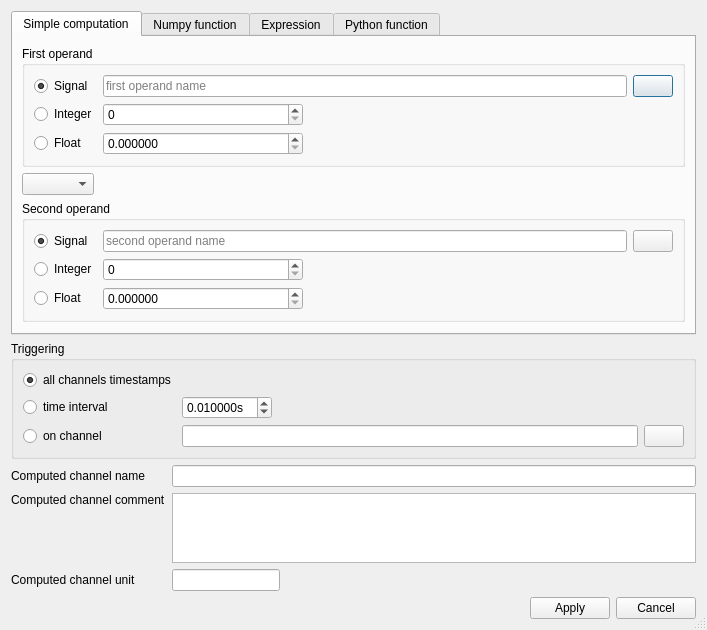
The window that asammdf/gui/ui/define_channel_dialog.ui (danielhrisca/asammdf) describes before a commit, drawn with Qt 5.
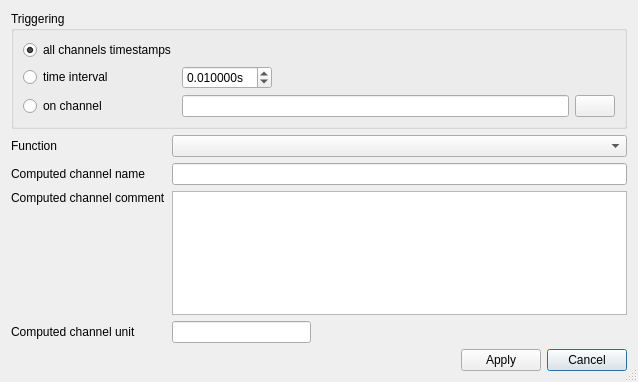
The same window after the commit. The open tabs and pages were chosen to show the change. Icons and pictures are not drawn.

Commit message: use function manager in defining new channels in plot

```diff
--- a/asammdf/gui/ui/define_channel_dialog.ui
+++ b/asammdf/gui/ui/define_channel_dialog.ui
@@ -6,8 +6,8 @@
    <rect>
     <x>0</x>
     <y>0</y>
-    <width>699</width>
-    <height>501</height>
+    <width>638</width>
+    <height>382</height>
    </rect>
   </property>
   <property name="maximumSize">
@@ -26,401 +26,32 @@
   <property name="sizeGripEnabled">
    <bool>true</bool>
   </property>
-  <layout class="QGridLayout" name="gridLayout" columnstretch="0,0,1,0,0">
-   <item row="0" column="0" colspan="5">
-    <widget class="QTabWidget" name="tabs">
-     <property name="currentIndex">
-      <number>3</number>
+  <layout class="QGridLayout" name="gridLayout" columnstretch="0,0,0,0,0">
+   <item row="6" column="4">
+    <widget class="QPushButton" name="cancel_btn">
+     <property name="text">
+      <string>Cancel</string>
      </property>
-     <widget class="QWidget" name="tab">
-      <attribute name="title">
-       <string>Simple computation</string>
-      </attribute>
-      <layout class="QGridLayout" name="gridLayout_5" columnstretch="0,1">
-       <item row="0" column="0" colspan="2">
-        <widget class="QGroupBox" name="groupBox">
-         <property name="title">
-          <string>First operand</string>
-         </property>
-         <layout class="QGridLayout" name="gridLayout_4" columnstretch="0,0,1,0">
-          <item row="0" column="0">
-           <widget class="QRadioButton" name="operand1_as_signal">
-            <property name="text">
-             <string>Signal</string>
-            </property>
-            <property name="checked">
-             <bool>true</bool>
-            </property>
-           </widget>
-          </item>
-          <item row="0" column="1" colspan="2">
-           <widget class="QLineEdit" name="operand1_name">
-            <property name="placeholderText">
-             <string>first operand name</string>
-            </property>
-           </widget>
-          </item>
-          <item row="0" column="3">
-           <widget class="QPushButton" name="operand1_search_btn">
-            <property name="text">
-             <string/>
-            </property>
-            <property name="icon">
-             <iconset resource="resource.qrc">
-              <normaloff>:/search.png</normaloff>:/search.png</iconset>
-            </property>
-           </widget>
-          </item>
-          <item row="1" column="0">
-           <widget class="QRadioButton" name="operand1_as_integer">
-            <property name="text">
-             <string>Integer</string>
-            </property>
-           </widget>
-          </item>
-          <item row="1" column="1">
-           <widget class="QSpinBox" name="operand1_integer">
-            <property name="minimumSize">
-             <size>
-              <width>200</width>
-              <height>0</height>
-             </size>
-            </property>
-            <property name="minimum">
-             <number>0</number>
-            </property>
-            <property name="maximum">
-             <number>10</number>
-            </property>
-            <property name="value">
-             <number>0</number>
-            </property>
-           </widget>
-          </item>
-          <item row="1" column="2" rowspan="2">
-           <spacer name="horizontalSpacer">
-            <property name="orientation">
-             <enum>Qt::Horizontal</enum>
-            </property>
-            <property name="sizeHint" stdset="0">
-             <size>
-              <width>538</width>
-              <height>20</height>
-             </size>
-            </property>
-           </spacer>
-          </item>
-          <item row="2" column="0">
-           <widget class="QRadioButton" name="operand1_as_float">
-            <property name="text">
-             <string>Float</string>
-            </property>
-           </widget>
-          </item>
-          <item row="2" column="1">
-           <widget class="QDoubleSpinBox" name="operand1_float">
-            <property name="decimals">
-             <number>6</number>
-            </property>
-           </widget>
-          </item>
-         </layout>
-        </widget>
-       </item>
-       <item row="1" column="0">
-        <widget class="QComboBox" name="op"/>
-       </item>
-       <item row="1" column="1">
-        <spacer name="horizontalSpacer_5">
-         <property name="orientation">
-          <enum>Qt::Horizontal</enum>
-         </property>
-         <property name="sizeHint" stdset="0">
-          <size>
-           <width>794</width>
-           <height>20</height>
-          </size>
-         </property>
-        </spacer>
-       </item>
-       <item row="2" column="0" colspan="2">
-        <widget class="QGroupBox" name="groupBox_2">
-         <property name="title">
-          <string>Second operand</string>
-         </property>
-         <layout class="QGridLayout" name="gridLayout_3" columnstretch="0,0,1,0">
-          <item row="0" column="0">
-           <widget class="QRadioButton" name="operand2_as_signal">
-            <property name="text">
-             <string>Signal</string>
-            </property>
-            <property name="checked">
-             <bool>true</bool>
-            </property>
-           </widget>
-          </item>
-          <item row="0" column="1" colspan="2">
-           <widget class="QLineEdit" name="operand2_name">
-            <property name="placeholderText">
-             <string>second operand name</string>
-            </property>
-           </widget>
-          </item>
-          <item row="0" column="3">
-           <widget class="QPushButton" name="operand2_search_btn">
-            <property name="text">
-             <string/>
-            </property>
-            <property name="icon">
-             <iconset resource="resource.qrc">
-              <normaloff>:/search.png</normaloff>:/search.png</iconset>
-            </property>
-           </widget>
-          </item>
-          <item row="1" column="0">
-           <widget class="QRadioButton" name="operand2_as_integer">
-            <property name="text">
-             <string>Integer</string>
-            </property>
-           </widget>
-          </item>
-          <item row="1" column="1">
-           <widget class="QSpinBox" name="operand2_integer">
-            <property name="minimumSize">
-             <size>
-              <width>200</width>
-              <height>0</height>
-             </size>
-            </property>
-           </widget>
-          </item>
-          <item row="1" column="2">
-           <spacer name="horizontalSpacer_2">
-            <property name="orientation">
-             <enum>Qt::Horizontal</enum>
-            </property>
-            <property name="sizeHint" stdset="0">
-             <size>
-              <width>63</width>
-              <height>20</height>
-             </size>
-            </property>
-           </spacer>
-          </item>
-          <item row="2" column="0">
-           <widget class="QRadioButton" name="operand2_as_float">
-            <property name="text">
-             <string>Float</string>
-            </property>
-           </widget>
-          </item>
-          <item row="2" column="1">
-           <widget class="QDoubleSpinBox" name="operand2_float">
-            <property name="decimals">
-             <number>6</number>
-            </property>
-           </widget>
-          </item>
-         </layout>
-        </widget>
-       </item>
-       <item row="5" column="0">
-        <spacer name="verticalSpacer">
-         <property name="orientation">
-          <enum>Qt::Vertical</enum>
-         </property>
-         <property name="sizeHint" stdset="0">
-          <size>
-           <width>20</width>
-           <height>40</height>
-          </size>
-         </property>
-        </spacer>
-       </item>
-      </layout>
-     </widget>
-     <widget class="QWidget" name="tab_2">
-      <attribute name="title">
-       <string>Numpy function</string>
-      </attribute>
-      <layout class="QGridLayout" name="gridLayout_6" columnstretch="0,0,1,0">
-       <item row="0" column="0">
-        <widget class="QLabel" name="label_2">
-         <property name="text">
-          <string>Function</string>
-         </property>
-        </widget>
-       </item>
-       <item row="1" column="0">
-        <widget class="QLabel" name="label_3">
-         <property name="text">
-          <string>First function argument</string>
-         </property>
-        </widget>
-       </item>
-       <item row="1" column="1">
-        <widget class="QDoubleSpinBox" name="first_function_argument"/>
-       </item>
-       <item row="1" column="2">
-        <spacer name="horizontalSpacer_4">
-         <property name="orientation">
-          <enum>Qt::Horizontal</enum>
-         </property>
-         <property name="sizeHint" stdset="0">
-          <size>
-           <width>286</width>
-           <height>20</height>
-          </size>
-         </property>
-        </spacer>
-       </item>
-       <item row="2" column="0">
-        <widget class="QLabel" name="label_4">
-         <property name="text">
-          <string>Second function argument</string>
-         </property>
-        </widget>
-       </item>
-       <item row="2" column="1">
-        <widget class="QDoubleSpinBox" name="second_function_argument"/>
-       </item>
-       <item row="3" column="0">
-        <widget class="QLabel" name="label_5">
-         <property name="text">
-          <string>Channel name</string>
-         </property>
-        </widget>
-       </item>
-       <item row="3" column="1" colspan="2">
-        <widget class="QLineEdit" name="function_channel">
-         <property name="placeholderText">
-          <string>input channel name</string>
-         </property>
-        </widget>
-       </item>
-       <item row="3" column="3">
-        <widget class="QPushButton" name="function_search_btn">
-         <property name="text">
-          <string/>
-         </property>
-         <property name="icon">
-          <iconset resource="resource.qrc">
-           <normaloff>:/search.png</normaloff>:/search.png</iconset>
-         </property>
-        </widget>
-       </item>
-       <item row="0" column="1">
-        <widget class="QComboBox" name="function">
-         <property name="minimumSize">
-          <size>
-           <width>380</width>
-           <height>20</height>
-          </size>
-         </property>
-         <property name="toolTip">
-          <string>see numpy documentation</string>
-         </property>
-        </widget>
-       </item>
-       <item row="4" column="0" colspan="4">
-        <widget class="QTextEdit" name="help">
-         <property name="placeholderText">
-          <string>selected function help </string>
-         </property>
-        </widget>
-       </item>
-      </layout>
-     </widget>
-     <widget class="QWidget" name="tab_3">
-      <attribute name="title">
-       <string>Expression</string>
-      </attribute>
-      <layout class="QGridLayout" name="gridLayout_2" columnstretch="0,1">
-       <item row="0" column="0" colspan="2">
-        <widget class="QLabel" name="label">
-         <property name="text">
-          <string>&lt;!DOCTYPE HTML PUBLIC &quot;-//W3C//DTD HTML 4.0//EN&quot; &quot;http://www.w3.org/TR/REC-html40/strict.dtd&quot;&gt;
-&lt;html&gt;&lt;head&gt;&lt;meta name=&quot;qrichtext&quot; content=&quot;1&quot; /&gt;&lt;style type=&quot;text/css&quot;&gt;
-p, li { white-space: pre-wrap; }
-&lt;/style&gt;&lt;/head&gt;&lt;body style=&quot; font-family:'MS Shell Dlg 2'; font-size:8pt; font-weight:400; font-style:normal;&quot;&gt;
-&lt;p style=&quot; margin-top:0px; margin-bottom:0px; margin-left:0px; margin-right:0px; -qt-block-indent:0; text-indent:0px;&quot;&gt;The expression is evaluated using the &lt;span style=&quot; font-style:italic;&quot;&gt;numexpr &lt;/span&gt;library. Have a look at the &lt;a href=&quot;https://numexpr.readthedocs.io/projects/NumExpr3/en/latest/user_guide.html&quot;&gt;&lt;span style=&quot; text-decoration: underline; color:#0000ff;&quot;&gt;Numexpr documentation&lt;/span&gt;&lt;/a&gt; for supported operators and function.&lt;/p&gt;
-&lt;p style=&quot;-qt-paragraph-type:empty; margin-top:0px; margin-bottom:0px; margin-left:0px; margin-right:0px; -qt-block-indent:0; text-indent:0px;&quot;&gt;&lt;br /&gt;&lt;/p&gt;
-&lt;p style=&quot; margin-top:0px; margin-bottom:0px; margin-left:0px; margin-right:0px; -qt-block-indent:0; text-indent:0px;&quot;&gt;The signal names must be enclosed by double curly braces: &lt;span style=&quot; font-weight:600; color:#ff0000;&quot;&gt;{{&lt;/span&gt;Signal_name&lt;span style=&quot; font-weight:600; color:#ff0000;&quot;&gt;}}&lt;/span&gt;&lt;/p&gt;&lt;/body&gt;&lt;/html&gt;</string>
-         </property>
-         <property name="textFormat">
-          <enum>Qt::RichText</enum>
-         </property>
-        </widget>
-       </item>
-       <item row="2" column="0" colspan="2">
-        <widget class="QPlainTextEdit" name="expression">
-         <property name="placeholderText">
-          <string>enter your expression here. Example: ({{Sig1}} + {{Sig2}}) / ({{Sig3}} - {{Sig4}}) + 7.8</string>
-         </property>
-        </widget>
-       </item>
-       <item row="1" column="0">
-        <widget class="QPushButton" name="expression_search_btn">
-         <property name="text">
-          <string>Available channels</string>
-         </property>
-         <property name="icon">
-          <iconset resource="resource.qrc">
-           <normaloff>:/search.png</normaloff>:/search.png</iconset>
-         </property>
-        </widget>
-       </item>
-      </layout>
-     </widget>
-     <widget class="QWidget" name="tab_4">
-      <attribute name="title">
-       <string>Python function</string>
-      </attribute>
-      <layout class="QGridLayout" name="gridLayout_7">
-       <item row="1" column="0" colspan="3">
-        <widget class="QPlainTextEdit" name="python_function">
-         <property name="placeholderText">
-          <string>The virtual channel definition is written as a Python function. The device signal names must be placed inside double curly braces: {{MAIN_CLOCK}}. Use the 'return' statement to return a value, otherwise 'None' will automatically be returned by the function.  Here is a minimalistic example:   if {{MAIN_CLOCK}} &gt; 5000:     return 0 else:     avg = ({{p_FL}} + {{p_FR}} + {{p_RL}} + {{p_RR}}) / 4          if avg &gt; 20.5 and {{VehicleSpeed}} &lt; 100:         return avg     else:         return avg + 9</string>
-         </property>
-        </widget>
-       </item>
-       <item row="0" column="0">
-        <widget class="QPushButton" name="python_function_search_btn">
-         <property name="text">
-          <string>Available channels</string>
-         </property>
-         <property name="icon">
-          <iconset resource="resource.qrc">
-           <normaloff>:/search.png</normaloff>:/search.png</iconset>
-         </property>
-        </widget>
-       </item>
-       <item row="0" column="2">
-        <spacer name="horizontalSpacer_6">
-         <property name="orientation">
-          <enum>Qt::Horizontal</enum>
-         </property>
-         <property name="sizeHint" stdset="0">
-          <size>
-           <width>40</width>
-           <height>20</height>
-          </size>
-         </property>
-        </spacer>
-       </item>
-       <item row="0" column="1">
-        <widget class="QPushButton" name="check_syntax_btn">
-         <property name="text">
-          <string>Check syntax</string>
-         </property>
-         <property name="icon">
-          <iconset resource="resource.qrc">
-           <normaloff>:/checkmark.png</normaloff>:/checkmark.png</iconset>
-         </property>
-        </widget>
-       </item>
-      </layout>
-     </widget>
+    </widget>
+   </item>
+   <item row="4" column="0">
+    <widget class="QLabel" name="label_8">
+     <property name="text">
+      <string>Computed channel comment</string>
+     </property>
+     <property name="alignment">
+      <set>Qt::AlignLeading|Qt::AlignLeft|Qt::AlignTop</set>
+     </property>
+    </widget>
+   </item>
+   <item row="1" column="1" colspan="4">
+    <widget class="QComboBox" name="functions"/>
+   </item>
+   <item row="1" column="0">
+    <widget class="QLabel" name="label_9">
+     <property name="text">
+      <string>Function</string>
+     </property>
     </widget>
    </item>
    <item row="6" column="1">
@@ -436,6 +67,16 @@
      </property>
     </spacer>
    </item>
+   <item row="4" column="1" colspan="4">
+    <widget class="QPlainTextEdit" name="comment"/>
+   </item>
+   <item row="5" column="1">
+    <widget class="QLineEdit" name="unit">
+     <property name="placeholderText">
+      <string/>
+     </property>
+    </widget>
+   </item>
    <item row="2" column="0">
     <widget class="QLabel" name="label_7">
      <property name="text">
@@ -443,13 +84,6 @@
      </property>
     </widget>
    </item>
-   <item row="5" column="1">
-    <widget class="QLineEdit" name="unit">
-     <property name="placeholderText">
-      <string/>
-     </property>
-    </widget>
-   </item>
    <item row="6" column="3">
     <widget class="QPushButton" name="apply_btn">
      <property name="text">
@@ -457,46 +91,6 @@
      </property>
     </widget>
    </item>
-   <item row="4" column="1" colspan="4">
-    <widget class="QPlainTextEdit" name="comment"/>
-   </item>
-   <item row="4" column="0">
-    <widget class="QLabel" name="label_8">
-     <property name="text">
-      <string>Computed channel comment</string>
-     </property>
-     <property name="alignment">
-      <set>Qt::AlignLeading|Qt::AlignLeft|Qt::AlignTop</set>
-     </property>
-    </widget>
-   </item>
-   <item row="6" column="4">
-    <widget class="QPushButton" name="cancel_btn">
-     <property name="text">
-      <string>Cancel</string>
-     </property>
-    </widget>
-   </item>
-   <item row="5" column="0">
-    <widget class="QLabel" name="label_6">
-     <property name="text">
-      <string>Computed channel unit</string>
-     </property>
-    </widget>
-   </item>
-   <item row="6" column="2">
-    <spacer name="horizontalSpacer_7">
-     <property name="orientation">
-      <enum>Qt::Horizontal</enum>
-     </property>
-     <property name="sizeHint" stdset="0">
-      <size>
-       <width>40</width>
-       <height>20</height>
-      </size>
-     </property>
-    </spacer>
-   </item>
    <item row="2" column="1" colspan="4">
     <widget class="QLineEdit" name="name">
      <property name="inputMask">
@@ -510,7 +104,20 @@
      </property>
     </widget>
    </item>
-   <item row="1" column="0" colspan="5">
+   <item row="6" column="2">
+    <spacer name="horizontalSpacer_7">
+     <property name="orientation">
+      <enum>Qt::Horizontal</enum>
+     </property>
+     <property name="sizeHint" stdset="0">
+      <size>
+       <width>40</width>
+       <height>20</height>
+      </size>
+     </property>
+    </spacer>
+   </item>
+   <item row="0" column="0" colspan="5">
     <widget class="QGroupBox" name="groupBox_3">
      <property name="title">
       <string>Triggering</string>
@@ -592,6 +199,13 @@
      </layout>
     </widget>
    </item>
+   <item row="5" column="0">
+    <widget class="QLabel" name="label_6">
+     <property name="text">
+      <string>Computed channel unit</string>
+     </property>
+    </widget>
+   </item>
   </layout>
  </widget>
  <resources>
```
The commit also changes 10 other files.
